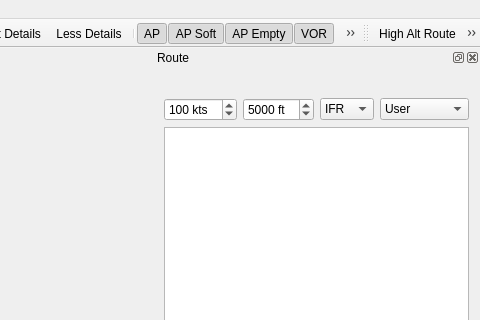
Before: the Qt Designer form src/gui/mainwindow.ui in albar965/littlenavmap, drawn with Qt 5; both pictures show x 853 to 1333 and y 0 to 320 of the 1333 by 754 pixel window.
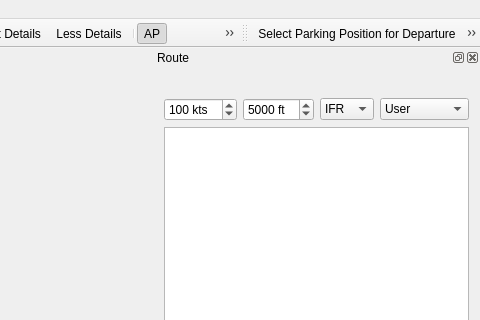
After: the same form once the commit is applied. Icons and pictures are not drawn.

The edit to the form file:
```diff
--- a/src/gui/mainwindow.ui
+++ b/src/gui/mainwindow.ui
@@ -1741,6 +1741,7 @@
    <attribute name="toolBarBreak">
     <bool>false</bool>
    </attribute>
+   <addaction name="actionRouteSelectParking"/>
    <addaction name="actionRouteCalcHighAlt"/>
    <addaction name="actionRouteCalcLowAlt"/>
    <addaction name="actionRouteReverse"/>
```
Left out of the diff: 4 changed lines with no effect on the pictures.
